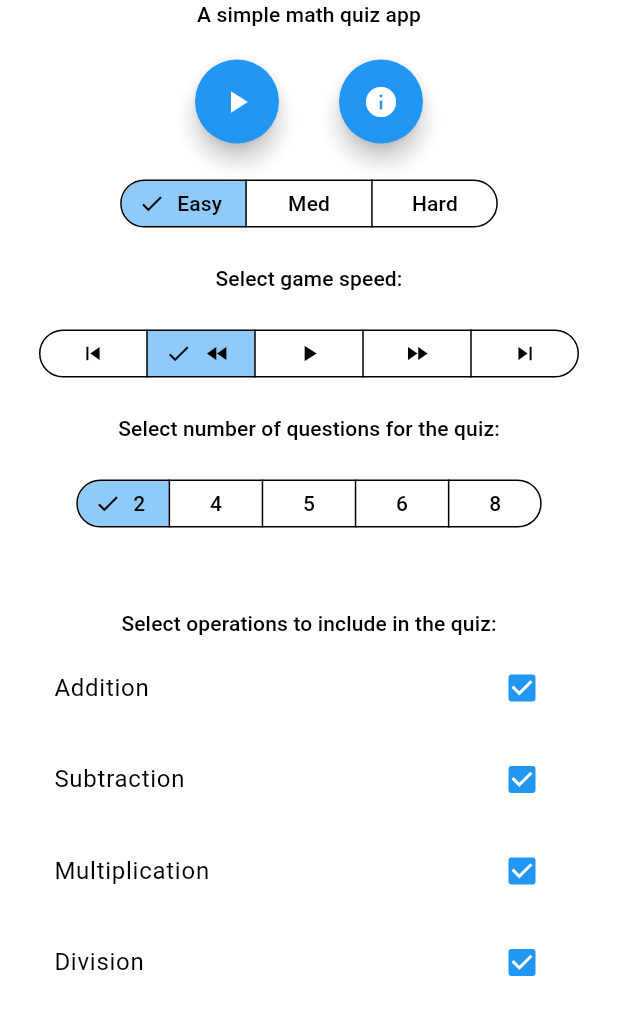
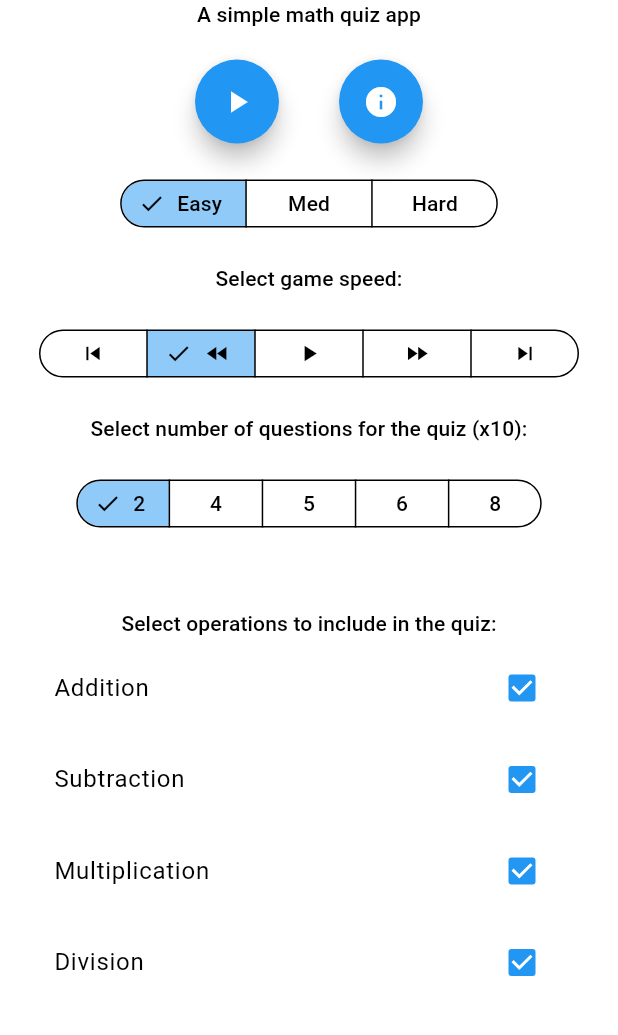
Before and after one commit to GD-alt/mathtaker, a Flutter app: the screen it shows after launch, on a phone screen of 412 x 824 dp, the part 143-1178 px from its top. Run offline on Flutter 3.47's test engine with Material 3 defaults, Android fonts, the phone set to English and light mode, and no system bars.

Commit message:
Little enhancement

```diff
--- a/lib/main.dart
+++ b/lib/main.dart
@@ -422,7 +422,7 @@ class _HomePageState extends State<HomePage> {
             Container(
               margin: margins['topOnly'],
               child: Text(
-                'Select number of questions for the quiz:',
+                'Select number of questions for the quiz (x10):',
                 style: Theme.of(context).textTheme.titleSmall,
                 textAlign: TextAlign.center,
               ),
@@ -991,7 +991,7 @@ class _QuizPageState extends State<QuizPage> {
   @override
   Widget build(BuildContext context) {
     return PopScope(
-      // canPop: problemIndex == 0,
+      canPop: problemIndex == 0,
       child: Scaffold(
         body: Center(
           child: Column(
```
